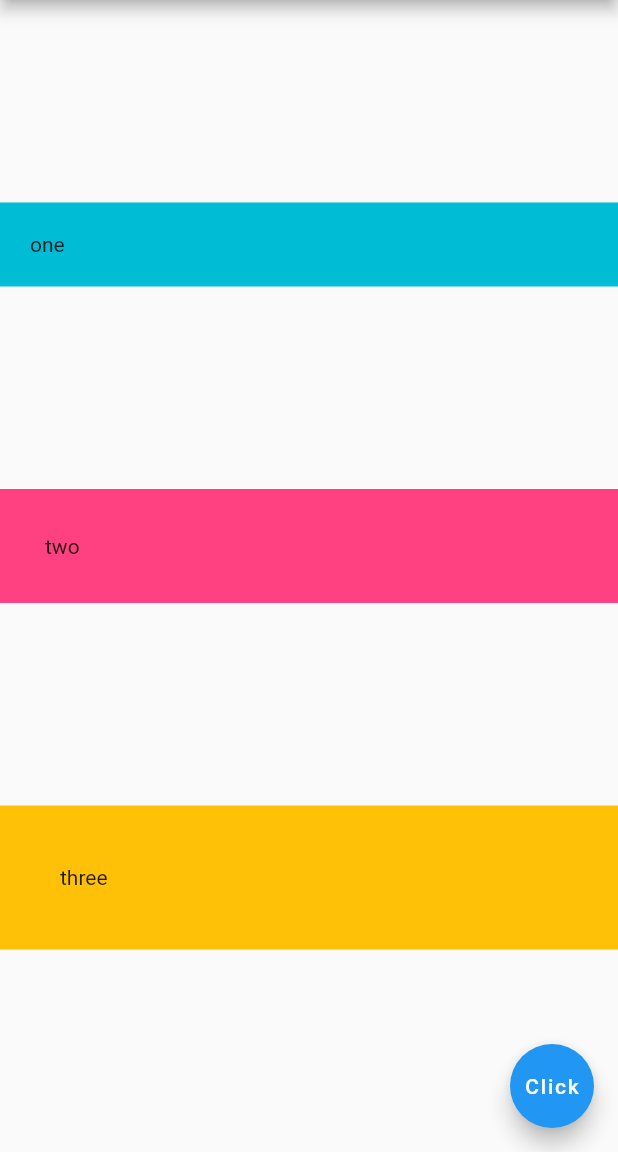
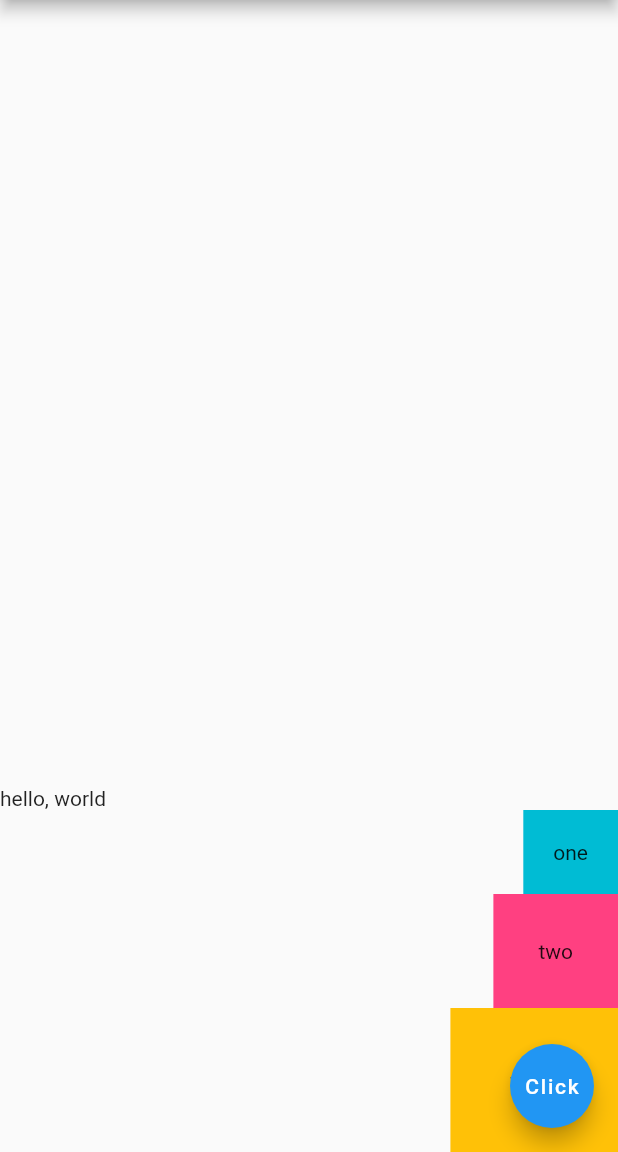
Before and after one commit to ChrisWongAtCUHK/flutter_tutorial_for_beginners, a Flutter app: the screen it shows after launch, on a phone screen of 412 x 824 dp, the part 84-1236 px from its top. Run offline on Flutter 3.47's test engine with Material 2 defaults, Android fonts, the phone set to English and light mode, and no system bars.

Commit message:
Flutter Tutorial for Beginners #12 - Columns

```diff
--- a/lib/main.dart
+++ b/lib/main.dart
@@ -15,9 +15,15 @@ class Home extends StatelessWidget {
         centerTitle: true,
       ),
       body: Column(
-        mainAxisAlignment: MainAxisAlignment.spaceEvenly,
-        crossAxisAlignment: CrossAxisAlignment.stretch,
+        mainAxisAlignment: MainAxisAlignment.end,
+        crossAxisAlignment: CrossAxisAlignment.end,
         children: <Widget>[
+          const Row(
+            children: <Widget>[
+              Text('hello,'),
+              Text(' world'),
+            ],
+          ),
           Container(
             padding: const EdgeInsets.all(20.0),
             color: Colors.cyan,
```
